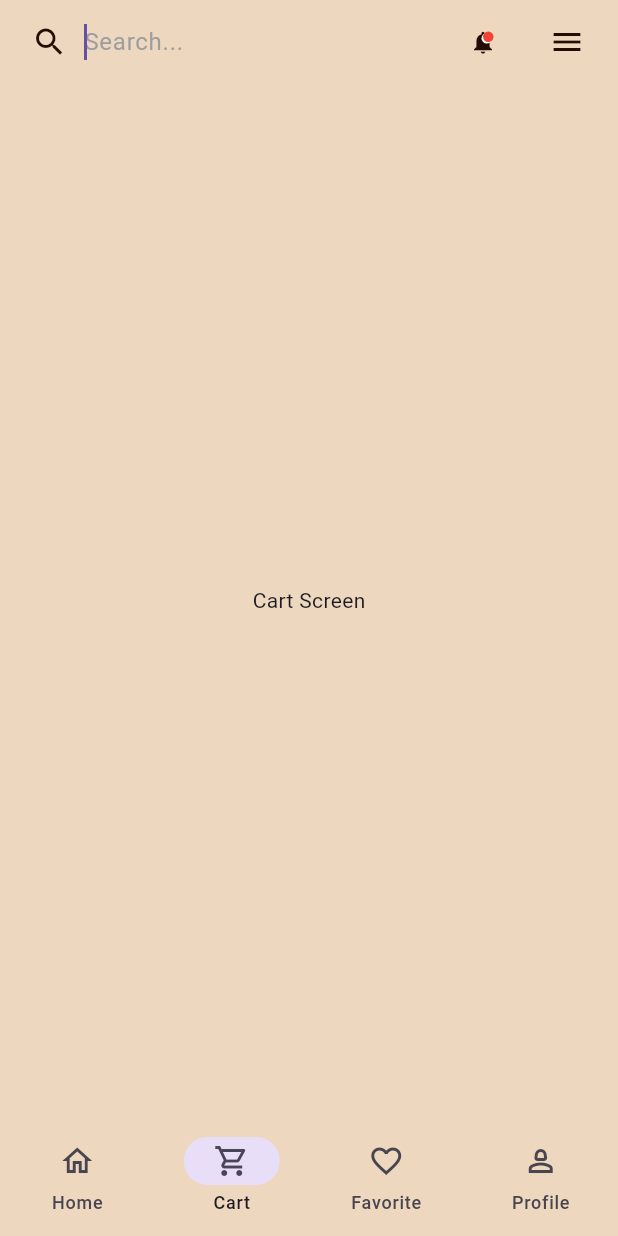
After one commit to ikram-khani/coffee_shop, a Flutter app: the Home screen opened directly, item 2 of the bottom bar chosen, after a tap on the "search" icon, on a phone screen of 412 x 824 dp. The commit adds this screen. Run offline on Flutter 3.47's test engine with Material 3 defaults, Android fonts, the phone set to English and light mode, and no system bars.

Commit message:
adding categories pages and also the navigation with the list of screen

```diff
--- /dev/null
+++ b/lib/view/screens/cart_screen.dart
@@ -0,0 +1,17 @@
+import 'package:flutter/material.dart';
+
+class CartScreen extends StatefulWidget {
+  const CartScreen({super.key});
+
+  @override
+  State<CartScreen> createState() => _CartScreenState();
+}
+
+class _CartScreenState extends State<CartScreen> {
+  @override
+  Widget build(BuildContext context) {
+    return const Center(
+      child: Text('Cart Screen'),
+    );
+  }
+}
--- /dev/null
+++ b/lib/view/screens/favorite_screen.dart
@@ -0,0 +1,17 @@
+import 'package:flutter/material.dart';
+
+class FavoriteScreen extends StatefulWidget {
+  const FavoriteScreen({super.key});
+
+  @override
+  State<FavoriteScreen> createState() => _FavoriteScreenState();
+}
+
+class _FavoriteScreenState extends State<FavoriteScreen> {
+  @override
+  Widget build(BuildContext context) {
+    return const Center(
+      child: Text('Favorite Screen'),
+    );
+  }
+}
--- a/lib/view/screens/home_screen.dart
+++ b/lib/view/screens/home.dart
@@ -1,24 +1,44 @@
+import 'package:coffee_shop/view/screens/cart_screen.dart';
+import 'package:coffee_shop/view/screens/favorite_screen.dart';
+import 'package:coffee_shop/view/screens/profile_screen.dart';
 import 'package:coffee_shop/view/widgets/category_wise_products.dart';
+import 'package:coffee_shop/view/widgets/navigation_bar.dart';
 import 'package:coffee_shop/view/widgets/notification_icon.dart';
 import 'package:flutter/material.dart';
 import 'package:flutter/services.dart';
 
-class HomeScreen extends StatefulWidget {
-  const HomeScreen({super.key});
+class Home extends StatefulWidget {
+  const Home({super.key});
 
   @override
-  State<HomeScreen> createState() => _HomeScreenState();
+  State<Home> createState() => _HomeScreenState();
 }
 
-class _HomeScreenState extends State<HomeScreen> {
+class _HomeScreenState extends State<Home> {
   bool _isSearching = false;
   final FocusNode _searchFocusNode = FocusNode();
+
+  late PageController _pageController = PageController();
+
+  final List<Widget> _pages = [
+    const CategoryWiseProducts(),
+    const CartScreen(),
+    const FavoriteScreen(),
+    const ProfileScreen(),
+  ];
 
   @override
   void dispose() {
     _searchFocusNode.dispose();
+    _pageController.dispose();
 
     super.dispose();
+  }
+
+  @override
+  void initState() {
+    super.initState();
+    _pageController = PageController(initialPage: 0);
   }
 
   @override
@@ -40,17 +60,20 @@ class _HomeScreenState extends State<HomeScreen> {
 
               _searchFocusNode.requestFocus();
             },
-            icon: const Icon(
+            icon: Icon(
               Icons.search,
+              color: Theme.of(context).primaryColor,
             ),
           ),
         ),
         title: _isSearching
             ? _buildSearchField(_searchFocusNode)
-            : const Text(
+            : Text(
                 'Good day, Ikram',
                 style: TextStyle(
                   fontSize: 17,
+                  fontWeight: FontWeight.w400,
+                  color: Theme.of(context).primaryColor,
                 ),
               ),
         actions: [
@@ -62,14 +85,31 @@ class _HomeScreenState extends State<HomeScreen> {
             padding: const EdgeInsets.only(right: 10.0),
             child: IconButton(
               onPressed: () {},
-              icon: const Icon(Icons.menu),
+              icon: Icon(
+                Icons.menu,
+                color: Theme.of(context).primaryColor,
+              ),
             ),
           )
         ],
       ),
       body: GestureDetector(
         onTap: () => _searchFocusNode.unfocus(),
-        child: const CategoryWiseProducts(),
+        child: PageView(
+          scrollDirection: Axis.horizontal,
+          physics: const NeverScrollableScrollPhysics(),
+          controller: _pageController,
+          children: _pages,
+        ),
+      ),
+      bottomNavigationBar: CustomNavigationBar(
+        onItemSelection: (index) {
+          _pageController.animateToPage(
+            index,
+            duration: const Duration(microseconds: 300),
+            curve: Curves.ease,
+          );
+        },
       ),
     );
   }
--- a/lib/view/screens/login_screen.dart
+++ b/lib/view/screens/login_screen.dart
@@ -1,4 +1,4 @@
-import 'package:coffee_shop/view/screens/home_Screen.dart';
+import 'package:coffee_shop/view/screens/home.dart';
 import 'package:flutter/material.dart';
 import 'package:flutter/services.dart';
 
@@ -158,7 +158,7 @@ class _LoginScreenState extends State<LoginScreen> {
                           onPressed: () {
                             Navigator.of(context).pushReplacement(
                               MaterialPageRoute(
-                                builder: (context) => const HomeScreen(),
+                                builder: (context) => const Home(),
                               ),
                             );
                           },
--- /dev/null
+++ b/lib/view/screens/profile_screen.dart
@@ -0,0 +1,17 @@
+import 'package:flutter/material.dart';
+
+class ProfileScreen extends StatefulWidget {
+  const ProfileScreen({super.key});
+
+  @override
+  State<ProfileScreen> createState() => _ProfileScreenState();
+}
+
+class _ProfileScreenState extends State<ProfileScreen> {
+  @override
+  Widget build(BuildContext context) {
+    return const Center(
+      child: Text('Profile Screen'),
+    );
+  }
+}
--- a/lib/view/widgets/category_wise_products.dart
+++ b/lib/view/widgets/category_wise_products.dart
@@ -175,10 +175,8 @@ class _CategoryWiseProductsState extends State<CategoryWiseProducts> {
     double offset =
         (index * categoryWidth) - (screenWidth / 2) + (categoryWidth / 2);
 
-    _scrollController.animateTo(
+    _scrollController.jumpTo(
       offset,
-      duration: const Duration(microseconds: 300),
-      curve: Curves.easeIn,
     );
   }
 }
--- /dev/null
+++ b/lib/view/widgets/navigation_bar.dart
@@ -0,0 +1,43 @@
+import 'package:flutter/material.dart';
+
+class CustomNavigationBar extends StatefulWidget {
+  final void Function(int) onItemSelection;
+  const CustomNavigationBar({required this.onItemSelection, super.key});
+
+  @override
+  State<CustomNavigationBar> createState() => _CustomNavigationBarState();
+}
+
+class _CustomNavigationBarState extends State<CustomNavigationBar> {
+  int _currentPageIndex = 0;
+  @override
+  Widget build(BuildContext context) {
+    return NavigationBar(
+        backgroundColor: Theme.of(context).scaffoldBackgroundColor,
+        selectedIndex: _currentPageIndex,
+        onDestinationSelected: (index) {
+          setState(() {
+            _currentPageIndex = index;
+            widget.onItemSelection(index);
+          });
+        },
+        destinations: const [
+          NavigationDestination(
+            icon: Icon(Icons.home_outlined),
+            label: 'Home',
+          ),
+          NavigationDestination(
+            icon: Icon(Icons.shopping_cart_outlined),
+            label: 'Cart',
+          ),
+          NavigationDestination(
+            icon: Icon(Icons.favorite_outline),
+            label: 'Favorite',
+          ),
+          NavigationDestination(
+            icon: Icon(Icons.person_2_outlined),
+            label: 'Profile',
+          ),
+        ]);
+  }
+}
```
Also changed, not shown: lib/data/products_data.dart (added, +514 -0 lines), lib/models/product_model.dart (added, +17 -0 lines).
